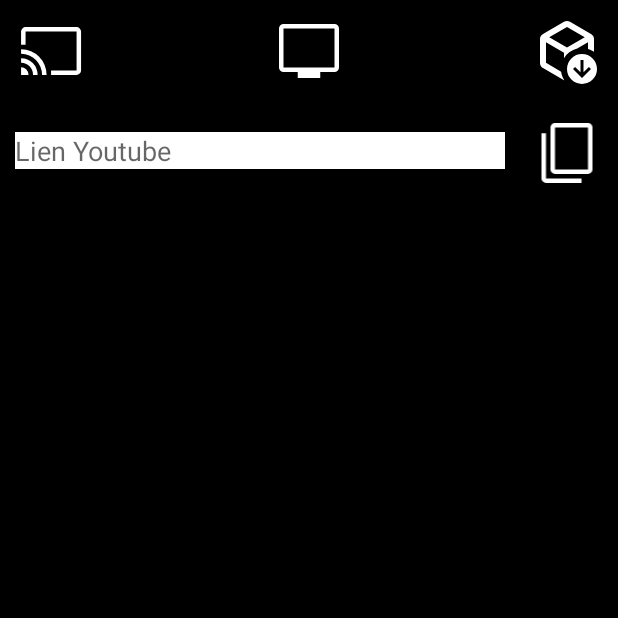
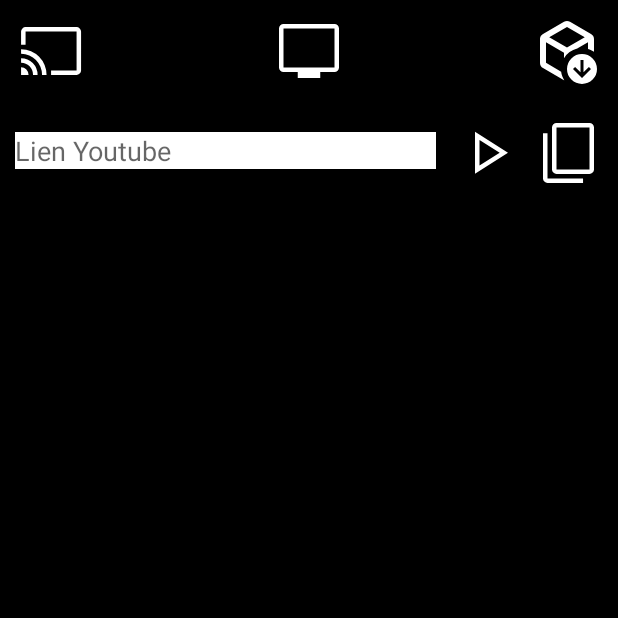
Before and after one commit to Gekkotron/AndroidYoutubeVlc, an Android app: the screen it shows after launch (MainActivity), on a phone screen of 412 x 824 dp, the top half of it. Run offline under Robolectric (Android 15) with nearby library versions, the phone set to English and light mode, and no system bars; our stand-ins replace RxJava, Volley; libraries missing offline, so code that uses them is left out: com.connectsdk.core, com.connectsdk.device, com.connectsdk.discovery, com.connectsdk.service, com.yausername.youtubedl_android; 16 statements that could not run were skipped.

Commit message:
Update style

```diff
--- a/app/src/main/java/com/geckostudio/androidyoutubevlc/MainActivity.kt
+++ b/app/src/main/java/com/geckostudio/androidyoutubevlc/MainActivity.kt
@@ -3,6 +3,7 @@ package com.geckostudio.androidyoutubevlc
 import android.content.ClipData
 import android.content.ClipboardManager
 import android.content.Intent
+import android.content.pm.ActivityInfo
 import android.os.Bundle
 import android.os.PersistableBundle
 import android.util.Log
@@ -45,6 +46,8 @@ class MainActivity : AppCompatActivity() {
         super.onCreate(savedInstanceState)
         binding = ActivityMainBinding.inflate(LayoutInflater.from(this))
         setContentView(binding.root)
+
+        setRequestedOrientation(ActivityInfo.SCREEN_ORIENTATION_PORTRAIT);
 
         Log.e("MainActivityLog", "onCreate $savedInstanceState $adapter")
 
@@ -92,6 +95,9 @@ class MainActivity : AppCompatActivity() {
 
         binding.recyclerView.layoutManager = LinearLayoutManager(this)
 
+        binding.search.setOnClickListener {
+            viewModel.getStreamingUrl(binding.urlOfYoutube.text.toString())
+        }
 
         binding.castBtn.setOnClickListener {
             cast?.displayCastMenu(this)
@@ -100,6 +106,15 @@ class MainActivity : AppCompatActivity() {
         binding.rewind.setOnClickListener {
             cast?.rewind()
         }
+
+        binding.rewindMore.setOnClickListener {
+            cast?.seek(-10000)
+        }
+
+        binding.forwardMore.setOnClickListener {
+            cast?.seek(10000)
+        }
+//http://https//youtube.com/watch?v=XxJfU6zmt-A
 
         binding.playPause.setOnClickListener {
             if(isPause) {
@@ -155,13 +170,18 @@ class MainActivity : AppCompatActivity() {
                 adapter?.castDeviceIsReady = true
                 binding.castBtn.setImageResource(R.drawable.ic_cast_connected)
                 Toast.makeText(this@MainActivity, "Connecté", Toast.LENGTH_SHORT).show()
+                binding.layoutBtnTV.visibility = View.VISIBLE
+                binding.layoutBtnTVMore.visibility = View.VISIBLE
             }
 
             override fun deviceDisplayControl() {
                 binding.layoutBtnTV.visibility = View.VISIBLE
+                binding.layoutBtnTVMore.visibility = View.VISIBLE
             }
 
             override fun deviceIsDisconnected() {
+                binding.layoutBtnTV.visibility = View.GONE
+                binding.layoutBtnTVMore.visibility = View.GONE
                 adapter?.castDeviceIsReady = false
                 binding.castBtn.setImageResource(R.drawable.ic_cast)
                 Toast.makeText(this@MainActivity, "Déconnecté", Toast.LENGTH_SHORT).show()
--- a/app/src/main/res/layout/activity_main.xml
+++ b/app/src/main/res/layout/activity_main.xml
@@ -60,6 +60,12 @@
             android:layout_margin="10dp"/>
 
         <ImageView
+            android:layout_width="wrap_content"
+            android:layout_height="wrap_content"
+            android:src="@drawable/ic_play"
+            android:id="@+id/search"
+            android:tint="@color/white"/>
+        <ImageView
             android:layout_width="48dp"
             android:layout_height="48dp"
             android:layout_weight="0.1"
@@ -121,12 +127,40 @@
             app:tint="@color/white" />
     </LinearLayout>
 
+    <LinearLayout
+        android:layout_width="wrap_content"
+        android:layout_height="wrap_content"
+        android:orientation="horizontal"
+        android:id="@+id/layoutBtnTVMore"
+        android:visibility="gone"
+        tools:visibility="visible"
+        app:layout_constraintTop_toBottomOf="@id/layoutBtnTV"
+        app:layout_constraintStart_toStartOf="parent"
+        app:layout_constraintEnd_toEndOf="parent">
+
+        <ImageView
+            android:layout_width="wrap_content"
+            android:layout_height="wrap_content"
+            android:id="@+id/rewindMore"
+            android:src="@drawable/ic_rewind"
+            android:layout_margin="15dp"
+            app:tint="@color/white"/>
+
+        <ImageView
+            android:layout_width="wrap_content"
+            android:layout_height="wrap_content"
+            android:id="@+id/forwardMore"
+            android:src="@drawable/ic_forward"
+            android:layout_margin="15dp"
+            app:tint="@color/white"/>
+    </LinearLayout>
+
     <androidx.recyclerview.widget.RecyclerView
         android:layout_width="match_parent"
         android:layout_height="0dp"
         android:id="@+id/recycler_view"
         app:layout_constraintVertical_bias="1"
-        app:layout_constraintTop_toBottomOf="@id/layoutBtnTV"
+        app:layout_constraintTop_toBottomOf="@id/layoutBtnTVMore"
         app:layout_constraintStart_toStartOf="parent"
         app:layout_constraintEnd_toEndOf="parent"
         app:layout_constraintBottom_toBottomOf="parent"
```
Also changed, not shown: app/src/main/java/com/geckostudio/androidyoutubevlc/CastUtils.kt (+26 -1 lines).
